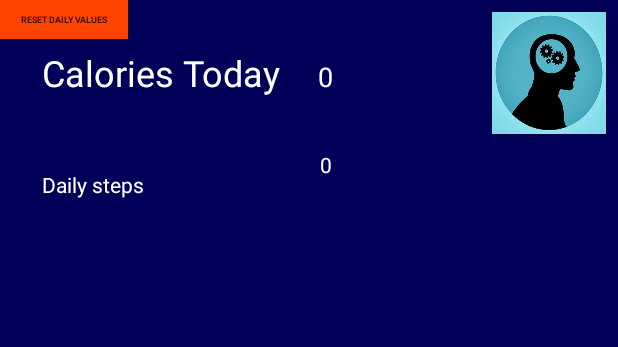
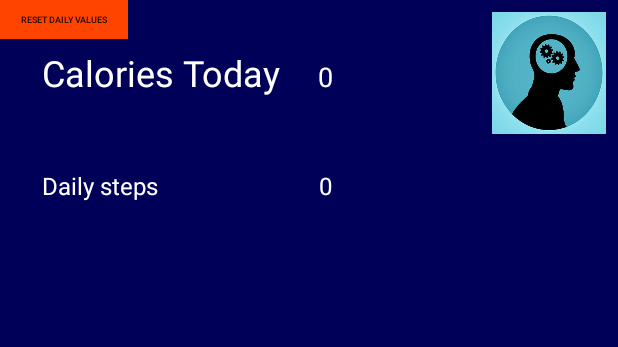
Before and after one commit to Diakko/JustEatIt, an Android app: the layout activity_main.xml on its own in the app's theme, with its tools: preview values and no code run, on a phone screen of 412 x 824 dp. Shown: the top 347 px of the screen. Run offline under Robolectric (Android 15) with nearby library versions, the phone set to English and light mode, and no system bars.

Commit message:
Merge branch 'master' of C:\Users\Samuel\AndroidStudioProjects\JustEatIt55 with conflicts.

```diff
--- a/app/src/main/res/layout/activity_main.xml
+++ b/app/src/main/res/layout/activity_main.xml
@@ -100,27 +100,32 @@
 
     <TextView
         android:id="@+id/steps"
-        android:layout_width="wrap_content"
-        android:layout_height="wrap_content"
+        android:layout_width="164dp"
+        android:layout_height="24dp"
         android:layout_marginStart="28dp"
         android:layout_marginLeft="28dp"
         android:text="@string/steps"
         android:textColor="@color/whiteText"
+        android:textSize="16sp"
         app:layout_constraintBottom_toBottomOf="parent"
+        app:layout_constraintEnd_toEndOf="parent"
+        app:layout_constraintHorizontal_bias="0.0"
         app:layout_constraintStart_toStartOf="parent"
         app:layout_constraintTop_toTopOf="parent"
         app:layout_constraintVertical_bias="0.141" />
 
     <TextView
         android:id="@+id/dailystepcounter"
-        android:layout_width="99dp"
-        android:layout_height="25dp"
-        android:layout_marginTop="100dp"
+        android:layout_width="wrap_content"
+        android:layout_height="24dp"
+        android:layout_marginStart="20dp"
+        android:layout_marginLeft="20dp"
         android:text="@string/stepCounter"
-        android:textColor="@color/whiteText"
+        android:textColor="#FFFFFF"
+        android:textSize="16sp"
+        app:layout_constraintBaseline_toBaselineOf="@+id/steps"
         app:layout_constraintEnd_toEndOf="parent"
-        app:layout_constraintHorizontal_bias="0.541"
-        app:layout_constraintStart_toEndOf="@+id/steps"
-        app:layout_constraintTop_toTopOf="parent" />
+        app:layout_constraintHorizontal_bias="0.005"
+        app:layout_constraintStart_toEndOf="@+id/steps" />
 
 </androidx.constraintlayout.widget.ConstraintLayout>
```
Also changed, not shown: app/src/main/java/com/example/justeatit/Calories.java (+43 -0 lines), app/src/main/java/com/example/justeatit/MainActivity.java (+41 -27 lines), app/src/main/java/com/example/justeatit/ProfileActivity.java (+37 -6 lines), app/src/main/res/layout/food_layout.xml (+8 -6 lines).
